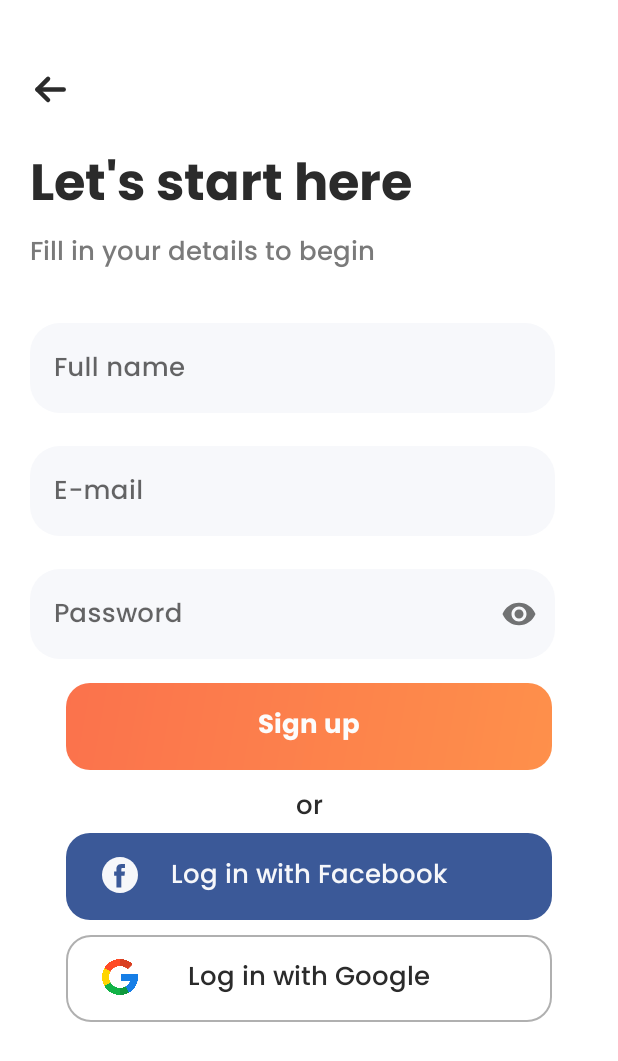
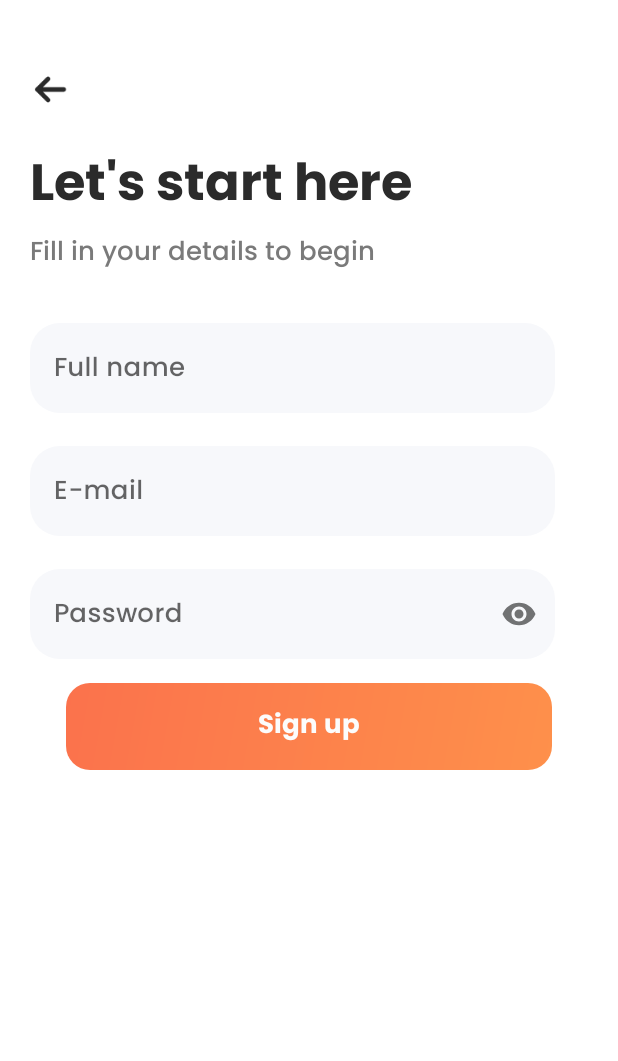
Before and after one commit to PhucChuHoang/Project_CS426_RunningApp, an Android app: the RegisterFragment screen opened through its navigation route, on a phone screen of 412 x 824 dp. Shown: the top 1061 px of the screen. Run offline under Robolectric (Android 15) with nearby library versions, the phone set to English and light mode, and no system bars; our stand-ins replace Firebase (no records; nobody signed in at launch, a user with empty details on screens opened directly), navigation-ui; libraries missing offline, so code that uses them is left out: org.checkerframework.checker.

```diff
--- a/app/build.gradle
+++ b/app/build.gradle
@@ -47,9 +47,10 @@ dependencies {
     implementation 'androidx.navigation:navigation-ui-ktx:2.5.2'
     implementation 'com.google.firebase:firebase-auth-ktx:21.0.3'
     // Spotify
-    implementation files("C:\\Users\\phucc\\Desktop\\spotify-app-remote-release-0.8.0.aar")
+//    implementation files("C:\\Users\\phucc\\Desktop\\spotify-app-remote-release-0.8.0.aar")
     implementation "com.google.code.gson:gson:2.6.1"
     implementation 'com.github.bumptech.glide:glide:4.12.0'
+    implementation files("C:\\Users\\ADMIN\\Desktop\\spotify-app-remote-release-0.8.0.aar")
     annotationProcessor 'com.github.bumptech.glide:compiler:4.12.0'
 
     testImplementation 'junit:junit:4.13.2'
--- a/app/src/main/res/layout/fragment_register.xml
+++ b/app/src/main/res/layout/fragment_register.xml
@@ -163,65 +163,5 @@
         app:layout_constraintStart_toStartOf="parent"
         app:layout_constraintTop_toBottomOf="@id/register_box" />
 
-    <TextView
-        android:layout_width="wrap_content"
-        android:layout_height="wrap_content"
-        android:text="or"
-        app:layout_constraintEnd_toEndOf="parent"
-        app:layout_constraintHorizontal_bias="0.5"
-        app:layout_constraintStart_toStartOf="parent"
-        app:layout_constraintTop_toBottomOf="@id/register_screen_register_button"
-        android:layout_marginTop="10dp"
-        android:fontFamily="@font/poppins500"
-        android:textSize="17sp"
-        android:textColor="#2B2B2B"/>
-
-    <TextView
-        android:id="@+id/login_screen_facebook_button"
-        android:layout_width="324dp"
-        android:layout_height="58dp"
-        android:layout_gravity="center_horizontal"
-        android:background="@drawable/facebook_border"
-        android:fontFamily="@font/poppins500"
-        android:text="Log in with Facebook"
-        android:textColor="#F6F7FA"
-        android:gravity="center"
-        android:textSize="17sp"
-        app:layout_constraintTop_toBottomOf="@id/register_screen_register_button"
-        app:layout_constraintStart_toStartOf="@id/register_screen_register_button"
-        android:layout_marginTop="42dp"/>
-
-    <ImageView
-        android:layout_width="wrap_content"
-        android:layout_height="wrap_content"
-        android:src="@drawable/facebook_icon"
-        app:layout_constraintStart_toStartOf="@id/login_screen_facebook_button"
-        app:layout_constraintTop_toTopOf="@id/login_screen_facebook_button"
-        android:layout_marginTop="16dp"
-        android:layout_marginStart="24dp"/>
-
-    <TextView
-        android:id="@+id/login_screen_google_button"
-        android:layout_width="324dp"
-        android:layout_height="58dp"
-        android:layout_gravity="center_horizontal"
-        android:background="@drawable/google_border"
-        android:fontFamily="@font/poppins500"
-        android:text="Log in with Google"
-        android:textColor="#2B2B2B"
-        android:gravity="center"
-        android:textSize="17sp"
-        app:layout_constraintTop_toBottomOf="@id/login_screen_facebook_button"
-        app:layout_constraintStart_toStartOf="@id/login_screen_facebook_button"
-        android:layout_marginTop="10dp"/>
-
-    <ImageView
-        android:layout_width="24dp"
-        android:layout_height="24dp"
-        android:src="@drawable/google_icon"
-        app:layout_constraintStart_toStartOf="@id/login_screen_google_button"
-        app:layout_constraintTop_toTopOf="@id/login_screen_google_button"
-        android:layout_marginTop="16dp"
-        android:layout_marginStart="24dp"/>
 
 </androidx.constraintlayout.widget.ConstraintLayout>
```
Also changed, not shown: app/src/main/java/com/example/project_cs426_runningapp/AchievementsFragment.kt (+16 -25 lines), app/src/main/res/layout/fragment_log_in.xml (+0 -13 lines).
